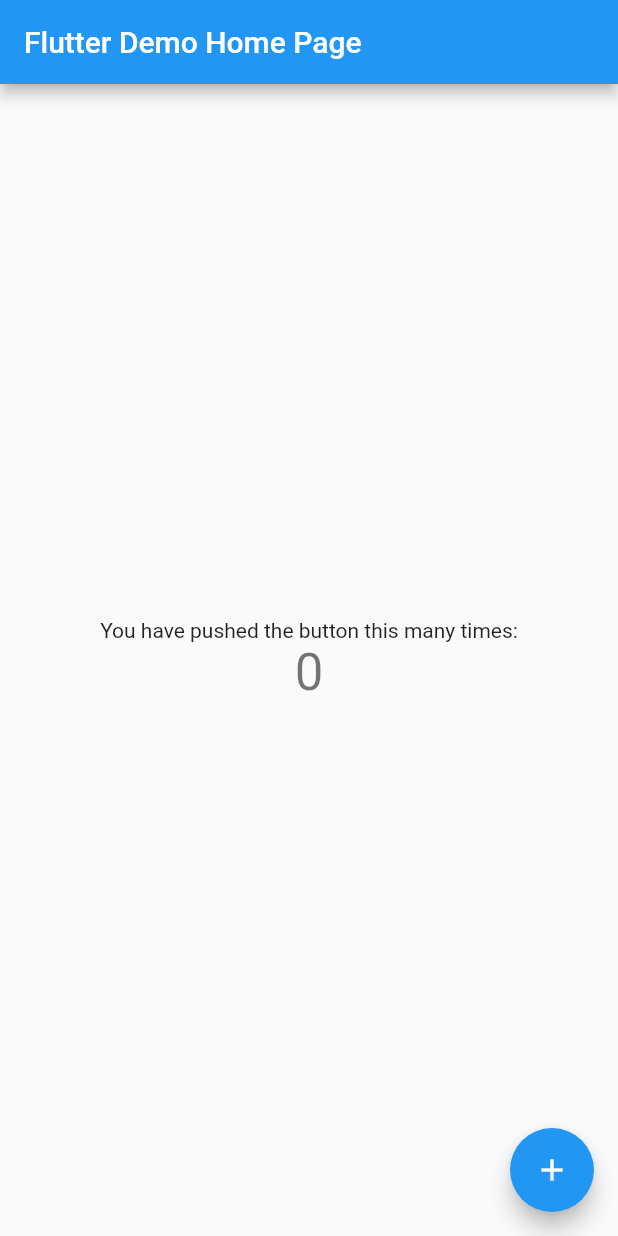
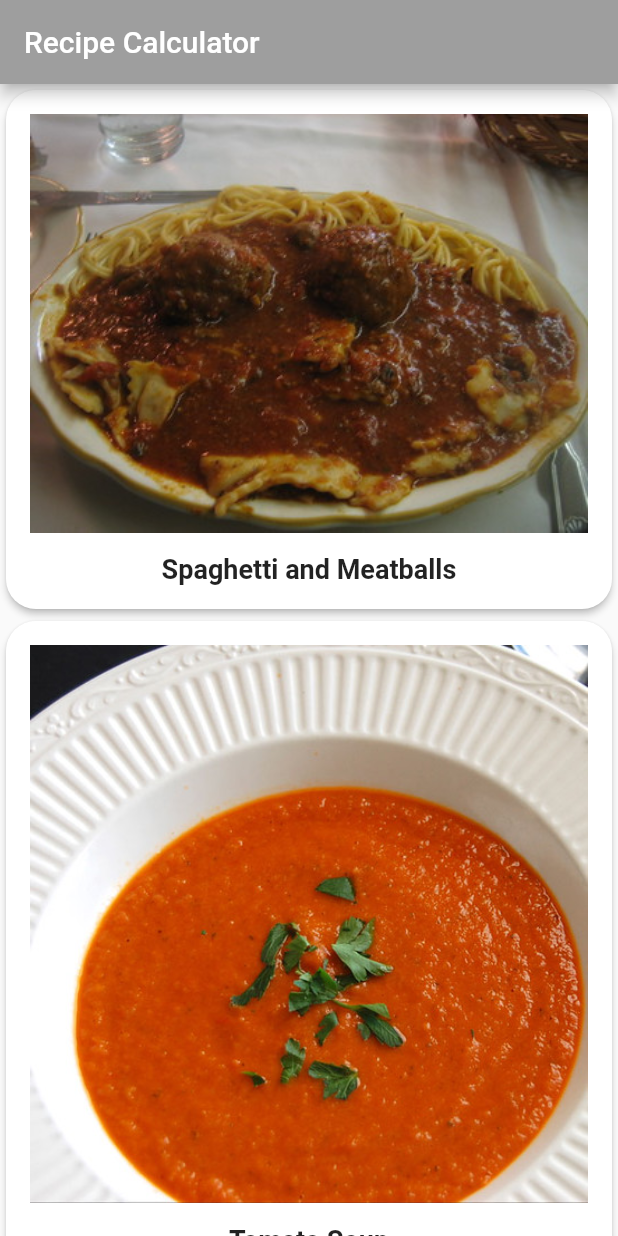
Before and after one commit to EmanuelJorge3MA/recipes, a Flutter app: the screen it shows after launch, on a phone screen of 412 x 824 dp. Run offline on Flutter 3.47's test engine with Material 2 defaults, Android fonts, the phone set to English and light mode, and no system bars; Roboto replaces fonts that are missing (Palatino).

Commit message:
Custom Card

```diff
--- a/lib/main.dart
+++ b/lib/main.dart
@@ -1,45 +1,35 @@
 import 'package:flutter/material.dart';
+import 'recipe.dart';
 
 void main() {
-  runApp(const MyApp());
+  runApp(const RecipeApp());
 }
 
-class MyApp extends StatelessWidget {
-  const MyApp({Key? key}) : super(key: key);
+class RecipeApp extends StatelessWidget {
+  const RecipeApp({Key? key}) : super(key: key);
 
   // This widget is the root of your application.
+  // 1
   @override
   Widget build(BuildContext context) {
+    // 2
+    final ThemeData theme = ThemeData();
+    // 3
     return MaterialApp(
-      title: 'Flutter Demo',
-      theme: ThemeData(
-        // This is the theme of your application.
-        //
-        // Try running your application with "flutter run". You'll see the
-        // application has a blue toolbar. Then, without quitting the app, try
-        // changing the primarySwatch below to Colors.green and then invoke
-        // "hot reload" (press "r" in the console where you ran "flutter run",
-        // or simply save your changes to "hot reload" in a Flutter IDE).
-        // Notice that the counter didn't reset back to zero; the application
-        // is not restarted.
-        primarySwatch: Colors.blue,
-      ),
-      home: const MyHomePage(title: 'Flutter Demo Home Page'),
+      // 4
+      title: 'Recipe Calculator',
+      // 5
+      theme: theme.copyWith(
+          colorScheme: theme.colorScheme
+              .copyWith(primary: Colors.grey, secondary: Colors.black)),
+      // 6
+      home: const MyHomePage(title: 'Recipe Calculator'),
     );
   }
 }
 
 class MyHomePage extends StatefulWidget {
   const MyHomePage({Key? key, required this.title}) : super(key: key);
-
-  // This widget is the home page of your application. It is stateful, meaning
-  // that it has a State object (defined below) that contains fields that affect
-  // how it looks.
-
-  // This class is the configuration for the state. It holds the values (in this
-  // case the title) provided by the parent (in this case the App widget) and
-  // used by the build method of the State. Fields in a Widget subclass are
-  // always marked "final".
 
   final String title;
 
@@ -48,68 +38,57 @@ class MyHomePage extends StatefulWidget {
 }
 
 class _MyHomePageState extends State<MyHomePage> {
-  int _counter = 0;
-
-  void _incrementCounter() {
-    setState(() {
-      // This call to setState tells the Flutter framework that something has
-      // changed in this State, which causes it to rerun the build method below
-      // so that the display can reflect the updated values. If we changed
-      // _counter without calling setState(), then the build method would not be
-      // called again, and so nothing would appear to happen.
-      _counter++;
-    });
+  @override
+  Widget build(BuildContext context) {
+    return Scaffold(
+      appBar: AppBar(
+        title: Text(widget.title),
+      ),
+      body: SafeArea(
+        // 4
+        child: ListView.builder(
+          // 5
+          itemCount: Recipe.samples.length,
+          // 6
+          itemBuilder: (BuildContext context, int index) {
+            // 7
+            // TODO: Add GestureDetector
+            return buildRecipeCard(Recipe.samples[index]);
+          },
+        ),
+      ),
+    );
   }
 
-  @override
-  Widget build(BuildContext context) {
-    // This method is rerun every time setState is called, for instance as done
-    // by the _incrementCounter method above.
-    //
-    // The Flutter framework has been optimized to make rerunning build methods
-    // fast, so that you can just rebuild anything that needs updating rather
-    // than having to individually change instances of widgets.
-    return Scaffold(
-      appBar: AppBar(
-        // Here we take the value from the MyHomePage object that was created by
-        // the App.build method, and use it to set our appbar title.
-        title: Text(widget.title),
-      ),
-      body: Center(
-        // Center is a layout widget. It takes a single child and positions it
-        // in the middle of the parent.
+// Recipe Card - Custom Widget
+  Widget buildRecipeCard(Recipe recipe) {
+    return Card(
+      // 1
+      elevation: 2.0,
+      // 2
+      shape: RoundedRectangleBorder(borderRadius: BorderRadius.circular(20.0)),
+      // 3
+      child: Padding(
+        padding: const EdgeInsets.all(16.0),
+        // 4
         child: Column(
-          // Column is also a layout widget. It takes a list of children and
-          // arranges them vertically. By default, it sizes itself to fit its
-          // children horizontally, and tries to be as tall as its parent.
-          //
-          // Invoke "debug painting" (press "p" in the console, choose the
-          // "Toggle Debug Paint" action from the Flutter Inspector in Android
-          // Studio, or the "Toggle Debug Paint" command in Visual Studio Code)
-          // to see the wireframe for each widget.
-          //
-          // Column has various properties to control how it sizes itself and
-          // how it positions its children. Here we use mainAxisAlignment to
-          // center the children vertically; the main axis here is the vertical
-          // axis because Columns are vertical (the cross axis would be
-          // horizontal).
-          mainAxisAlignment: MainAxisAlignment.center,
           children: <Widget>[
-            const Text(
-              'You have pushed the button this many times:',
+            Image(image: AssetImage(recipe.imageUrl)),
+            // 5
+            const SizedBox(
+              height: 14.0,
             ),
+            // 6
             Text(
-              '$_counter',
-              style: Theme.of(context).textTheme.headline4,
-            ),
+              recipe.label,
+              style: const TextStyle(
+                  fontSize: 18.0,
+                  fontWeight: FontWeight.w700,
+                  fontFamily: 'Palatino'),
+            )
           ],
         ),
       ),
-      floatingActionButton: FloatingActionButton(
-        onPressed: _incrementCounter,
-        tooltip: 'Increment',
-        child: const Icon(Icons.add),
-      ), // This trailing comma makes auto-formatting nicer for build methods.
     );
   }
 }
--- /dev/null
+++ b/lib/recipe.dart
@@ -0,0 +1,23 @@
+class Recipe {
+  String label;
+  String imageUrl;
+  // TODO: Add servings and ingredients here
+
+// Constructor
+  Recipe(
+    this.label,
+    this.imageUrl,
+  );
+
+  // Add List<Recipe> here
+  static List<Recipe> samples = [
+    Recipe('Spaghetti and Meatballs', 'assets/2126711929_ef763de2b3_w.jpg'),
+    Recipe('Tomato Soup', 'assets/27729023535_a57606c1be.jpg'),
+    Recipe('Grilled Cheese', 'assets/3187380632_5056654a19_b.jpg'),
+    Recipe('Chocolate Chip Cookies', 'assets/15992102771_b92f4cc00a_b.jpg'),
+    Recipe('Taco Salad', 'assets/8533381643_a31a99e8a6_c.jpg'),
+    Recipe('Hawaiian Pizza', 'assets/15452035777_294cefced5_c.jpg'),
+  ];
+}
+
+// TODO: Add Ingredient() here
--- a/pubspec.yaml
+++ b/pubspec.yaml
@@ -58,7 +58,8 @@ flutter:
   uses-material-design: true
 
   # To add assets to your application, add an assets section, like this:
-  # assets:
+  assets:
+    - assets/
   #   - images/a_dot_burr.jpeg
   #   - images/a_dot_ham.jpeg
 
```
Also changed, not shown: assets/15452035777_294cefced5_c.jpg (added), assets/15992102771_b92f4cc00a_b.jpg (added), assets/2126711929_ef763de2b3_w.jpg (added), assets/27729023535_a57606c1be.jpg (added), assets/3187380632_5056654a19_b.jpg (added), assets/8533381643_a31a99e8a6_c.jpg (added), 1 other file.
